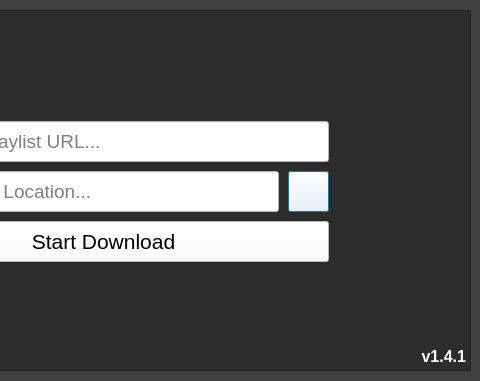
Old version of the form Spotify Downloader/SpotifyDownloader.ui in the repository WilliamSchack/Spotify-Downloader; both pictures show x 330 to 810 and y 0 to 381 of the 810 by 381 pixel window.
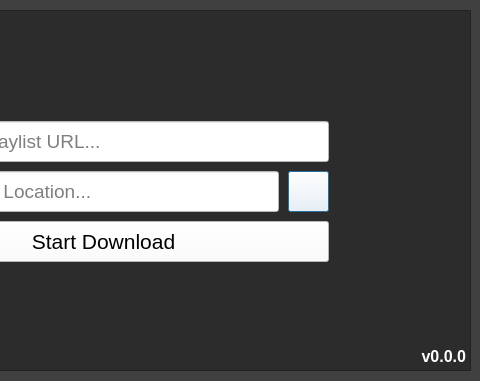
New version of the form. Icons and pictures are not drawn. Custom widgets are drawn as their Qt base class.

```diff
--- a/Spotify Downloader/SpotifyDownloader.ui
+++ b/Spotify Downloader/SpotifyDownloader.ui
@@ -250,7 +250,7 @@
       <string notr="true">color: rgb(255, 255, 255);</string>
      </property>
      <property name="text">
-      <string>v1.4.1</string>
+      <string>v0.0.0</string>
      </property>
      <property name="alignment">
       <set>Qt::AlignRight|Qt::AlignTrailing|Qt::AlignVCenter</set>
```
